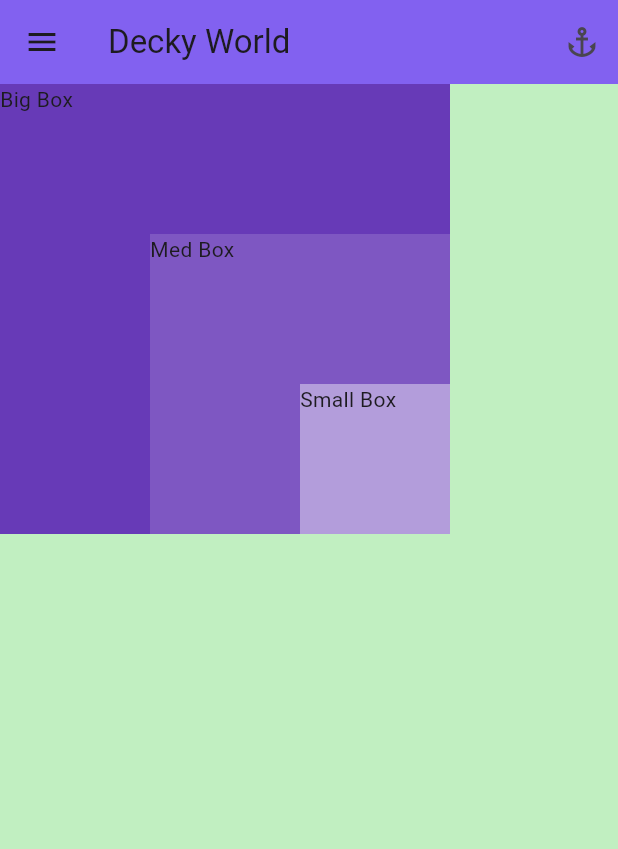
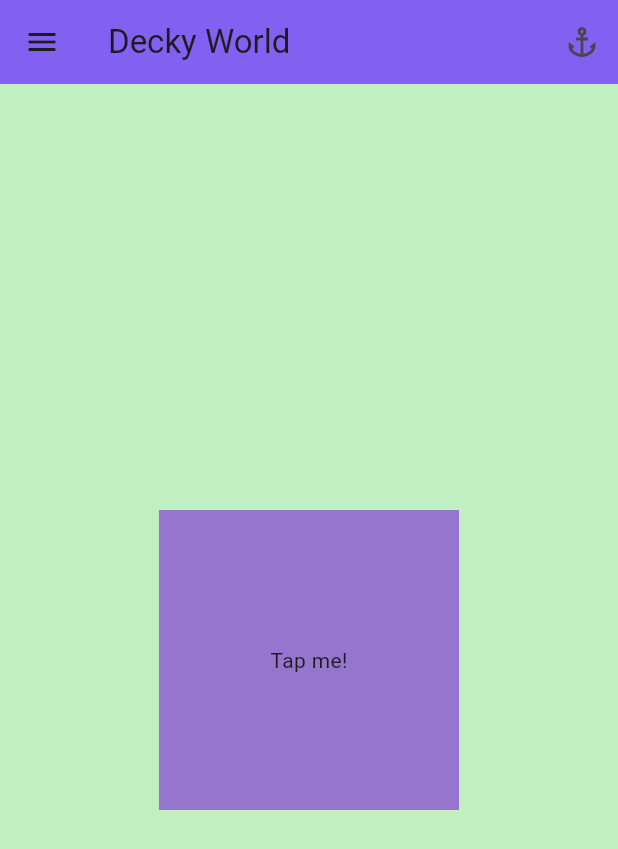
Before and after one commit to KatrinaHuberJuma/learning-flutter, a Flutter app: the screen it shows after launch, on a phone screen of 412 x 824 dp. Shown: the top 849 px of the screen. Run offline on Flutter 3.47's test engine with Material 3 defaults, Android fonts, the phone set to English and light mode, and no system bars.

```diff
--- a/lib/main.dart
+++ b/lib/main.dart
@@ -27,17 +27,19 @@ class MyApp extends StatelessWidget {
               ),
           ]
         ),
-        body: Stack(
-          alignment: Alignment.bottomRight,
-          children: [
-            //big box
-            Container( height: 300, width: 300, color: Colors.deepPurple, child: Text("Big Box"),),
-            //medium box
-            Container( height: 200, width: 200, color: Colors.deepPurple[400], child: Text("Med Box"),),
-            //small box
-            Container( height: 100, width: 100, color: Colors.deepPurple[200], child: Text("Small Box"),),
-          ],
-          )
+        body: Center(
+          child: GestureDetector(
+            onTap: () {
+              print("user tapped the container");
+            },
+            child: Container(
+              height: 200,
+              width: 200,
+              color: Colors.deepPurple[300],
+              child: Center( child: Text("Tap me!"))
+            ),
+          ),
+        )
       ),
     );
 
```
